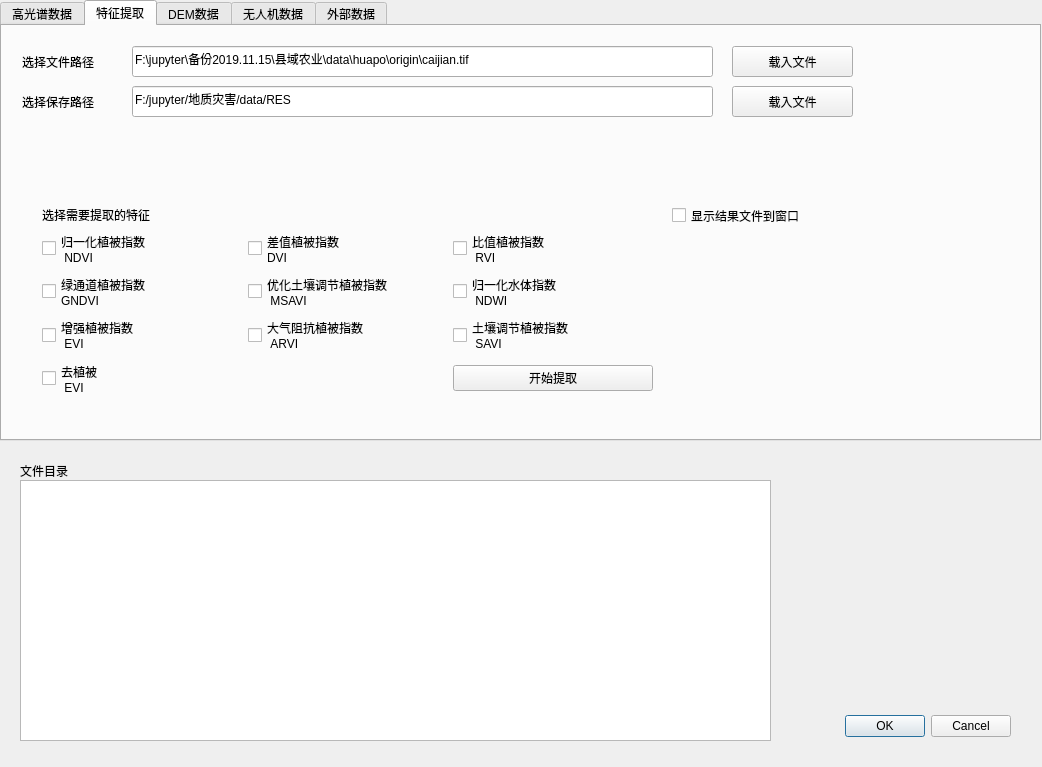
Qt form zhengshiban_dialog_base.ui (tudoulei/zhengshiban) before a commit.
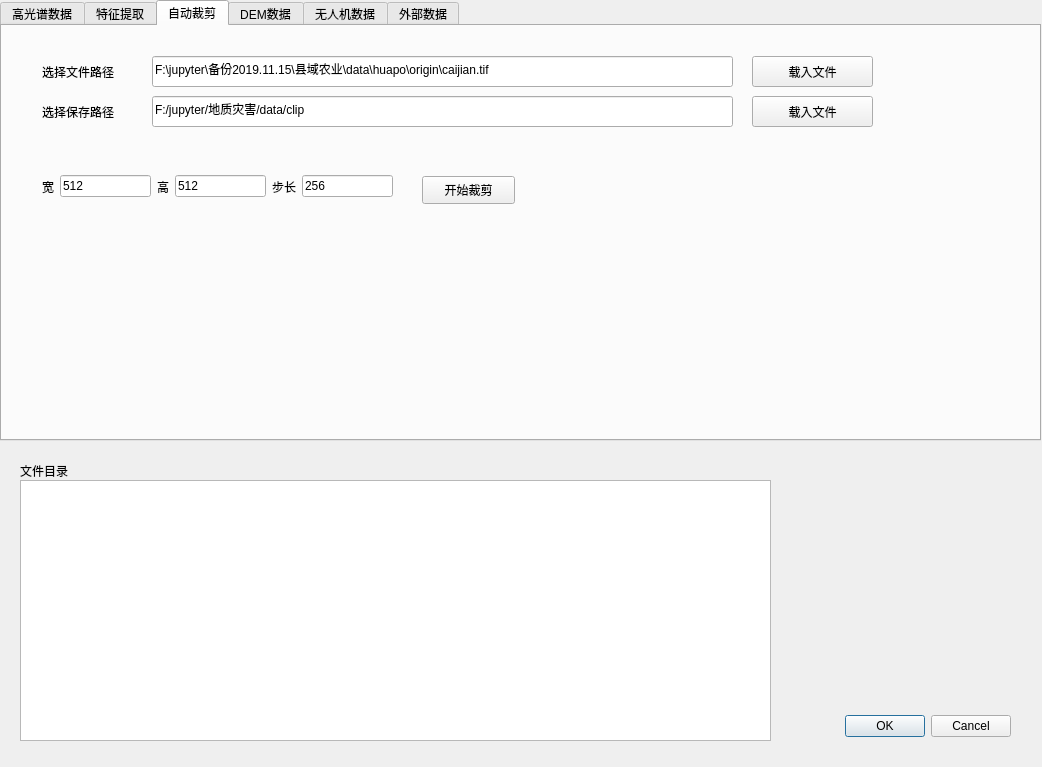
The same form after that commit.

```diff
--- a/zhengshiban_dialog_base.ui
+++ b/zhengshiban_dialog_base.ui
@@ -42,7 +42,7 @@
     <bool>false</bool>
    </property>
    <property name="currentIndex">
-    <number>1</number>
+    <number>2</number>
    </property>
    <widget class="QWidget" name="tab">
     <attribute name="title">
@@ -388,6 +388,162 @@
      </property>
     </widget>
    </widget>
+   <widget class="QWidget" name="tab_6">
+    <attribute name="title">
+     <string>自动裁剪</string>
+    </attribute>
+    <widget class="QPushButton" name="pushButton_clip">
+     <property name="geometry">
+      <rect>
+       <x>420</x>
+       <y>150</y>
+       <width>93</width>
+       <height>28</height>
+      </rect>
+     </property>
+     <property name="text">
+      <string>开始裁剪</string>
+     </property>
+    </widget>
+    <widget class="QWidget" name="horizontalLayoutWidget_2">
+     <property name="geometry">
+      <rect>
+       <x>40</x>
+       <y>130</y>
+       <width>351</width>
+       <height>61</height>
+      </rect>
+     </property>
+     <layout class="QHBoxLayout" name="horizontalLayout">
+      <item>
+       <widget class="QLabel" name="label_6">
+        <property name="text">
+         <string>宽</string>
+        </property>
+       </widget>
+      </item>
+      <item>
+       <widget class="QLineEdit" name="lineEdit_clip_width">
+        <property name="text">
+         <string>512</string>
+        </property>
+       </widget>
+      </item>
+      <item>
+       <widget class="QLabel" name="label_5">
+        <property name="text">
+         <string>高</string>
+        </property>
+       </widget>
+      </item>
+      <item>
+       <widget class="QLineEdit" name="lineEdit_clip_height">
+        <property name="text">
+         <string>512</string>
+        </property>
+       </widget>
+      </item>
+      <item>
+       <widget class="QLabel" name="label_7">
+        <property name="text">
+         <string>步长</string>
+        </property>
+       </widget>
+      </item>
+      <item>
+       <widget class="QLineEdit" name="lineEdit_clip_step">
+        <property name="text">
+         <string>256</string>
+        </property>
+       </widget>
+      </item>
+     </layout>
+    </widget>
+    <widget class="QPushButton" name="pushButton_clip_input">
+     <property name="geometry">
+      <rect>
+       <x>750</x>
+       <y>30</y>
+       <width>121</width>
+       <height>31</height>
+      </rect>
+     </property>
+     <property name="text">
+      <string>载入文件</string>
+     </property>
+     <property name="default">
+      <bool>false</bool>
+     </property>
+    </widget>
+    <widget class="QLabel" name="label_8">
+     <property name="geometry">
+      <rect>
+       <x>40</x>
+       <y>30</y>
+       <width>121</width>
+       <height>31</height>
+      </rect>
+     </property>
+     <property name="text">
+      <string>选择文件路径</string>
+     </property>
+    </widget>
+    <widget class="QLineEdit" name="lineEdit_clip_output">
+     <property name="geometry">
+      <rect>
+       <x>150</x>
+       <y>70</y>
+       <width>581</width>
+       <height>31</height>
+      </rect>
+     </property>
+     <property name="text">
+      <string>F:/jupyter/地质灾害/data/clip</string>
+     </property>
+    </widget>
+    <widget class="QPushButton" name="pushButton_clip_output">
+     <property name="geometry">
+      <rect>
+       <x>750</x>
+       <y>70</y>
+       <width>121</width>
+       <height>31</height>
+      </rect>
+     </property>
+     <property name="text">
+      <string>载入文件</string>
+     </property>
+     <property name="default">
+      <bool>false</bool>
+     </property>
+    </widget>
+    <widget class="QLineEdit" name="lineEdit_clip_input">
+     <property name="geometry">
+      <rect>
+       <x>150</x>
+       <y>30</y>
+       <width>581</width>
+       <height>31</height>
+      </rect>
+     </property>
+     <property name="text">
+      <string>F:\jupyter\备份2019.11.15\县域农业\data\huapo\origin\caijian.tif</string>
+     </property>
+    </widget>
+    <widget class="QLabel" name="label_9">
+     <property name="geometry">
+      <rect>
+       <x>40</x>
+       <y>70</y>
+       <width>121</width>
+       <height>31</height>
+      </rect>
+     </property>
+     <property name="text">
+      <string>选择保存路径</string>
+     </property>
+    </widget>
+   </widget>
    <widget class="QWidget" name="tab_2">
     <attribute name="title">
      <string>DEM数据</string>
```
